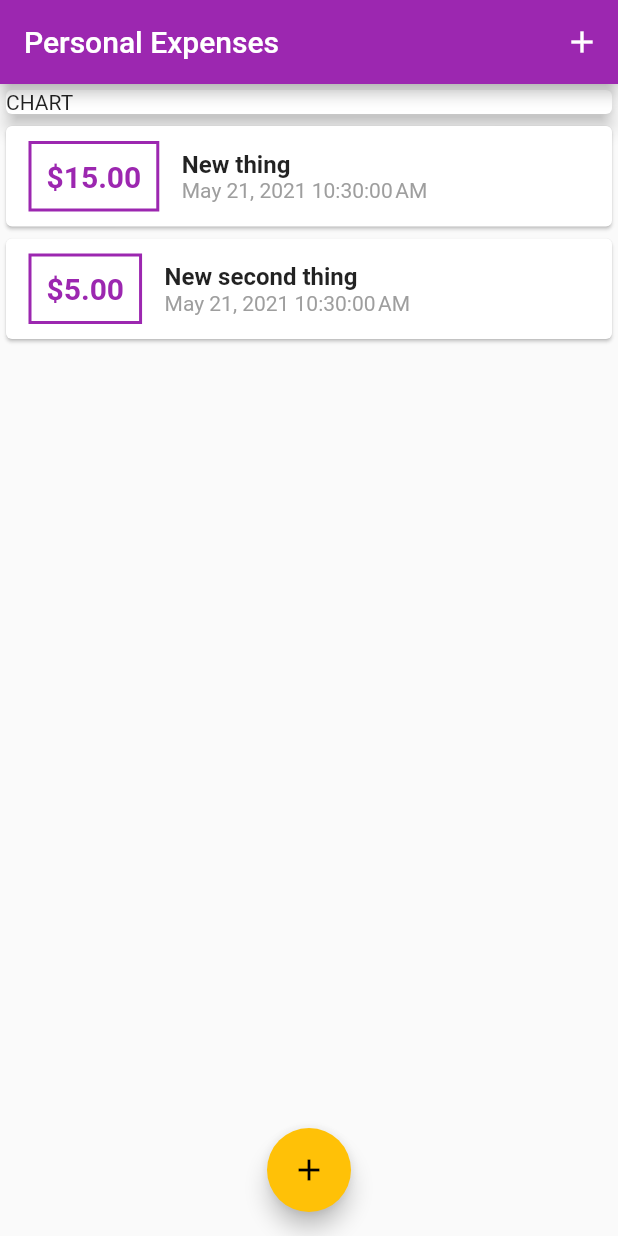
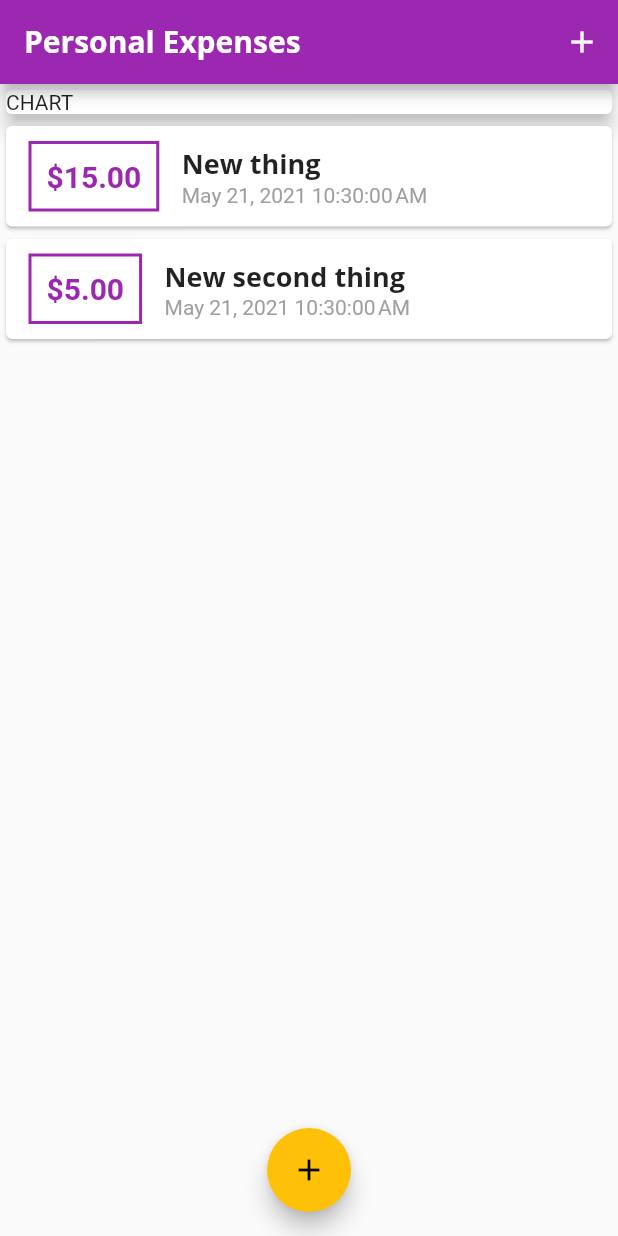
Before and after one commit to bullshitman/personal_expenses, a Flutter app: the screen it shows after launch, on a phone screen of 412 x 824 dp. Run offline on Flutter 3.47's test engine with Material 2 defaults, Android fonts, the phone set to English and light mode, and no system bars.

Commit message:
styling fonts and text themes

```diff
--- a/lib/main.dart
+++ b/lib/main.dart
@@ -15,6 +15,21 @@ class MyApp extends StatelessWidget {
       theme: ThemeData(
         primarySwatch: Colors.purple,
         accentColor: Colors.amber,
+        fontFamily: 'QuickSand',
+        textTheme: ThemeData.light().textTheme.copyWith(
+              headline6: TextStyle(
+                  fontFamily: 'OpenSans',
+                  fontWeight: FontWeight.bold,
+                  fontSize: 18.0),
+            ),
+        appBarTheme: AppBarTheme(
+          textTheme: ThemeData.light().textTheme.copyWith(
+                headline6: TextStyle(
+                    fontFamily: 'OpenSans',
+                    fontSize: 20.0,
+                    fontWeight: FontWeight.bold),
+              ),
+        ),
       ),
       debugShowCheckedModeBanner: false,
       title: 'Personal Expenses',
--- a/lib/widgets/transaction_list.dart
+++ b/lib/widgets/transaction_list.dart
@@ -39,10 +39,7 @@ class TransactionList extends StatelessWidget {
                     //name of tx
                     Text(
                       transactions[index].title,
-                      style: TextStyle(
-                        fontSize: 16.0,
-                        fontWeight: FontWeight.bold,
-                      ),
+                      style: Theme.of(context).textTheme.headline6,
                     ),
                     //date of tx
                     Text(
```
Also changed, not shown: pubspec.yaml (+12 -1 lines), assets/fonts/OpenSans-Bold.ttf (added), assets/fonts/OpenSans-Regular.ttf (added), assets/fonts/Quicksand-Bold.ttf (added), assets/fonts/Quicksand-Light.ttf (added), assets/fonts/Quicksand-Medium.ttf (added), assets/fonts/Quicksand-Regular.ttf (added), assets/fonts/Quicksand-SemiBold.ttf (added).
